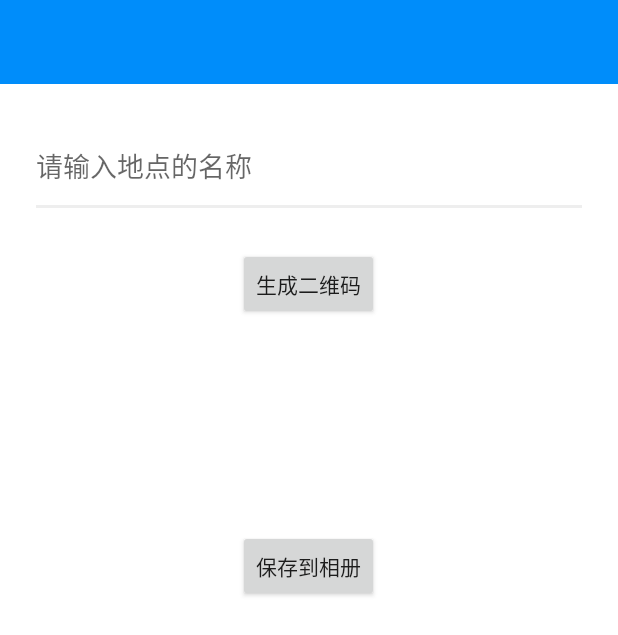
After one commit to youyuge34/MaterialTest, an Android app: the layout activity_create_qrcode.xml on its own in the app's theme, with its tools: preview values and no code run, on a phone screen of 412 x 824 dp. The commit adds this screen. Shown: the top 635 px of the screen. Run offline under Robolectric (Android 15) with nearby library versions, the phone set to English and light mode, and no system bars.

Commit message:
增加了生成二维码功能，并且能保存到相册。测试api23以上的运行时权限成功

```diff
--- a/app/src/main/AndroidManifest.xml
+++ b/app/src/main/AndroidManifest.xml
@@ -12,6 +12,7 @@
     <uses-permission android:name="android.permission.VIBRATE" />
     <uses-permission android:name="android.permission.WAKE_LOCK" />
     <uses-permission android:name="android.permission.READ_EXTERNAL_STORAGE" />
+    <uses-permission android:name="android.permission.WRITE_EXTERNAL_STORAGE" />
 
     <application
         android:name=".App"
@@ -32,7 +33,10 @@
         <activity
             android:name=".view.SpotDetailActivity"
             android:theme="@style/AppTheme.FruitTheme.Transparent" />
-        <activity android:name=".view.CaptureMadeByUsActivity"
+        <activity
+            android:name=".view.CaptureMadeByUsActivity"
+            android:theme="@style/AppTheme.FruitTheme.Transparent" />
+        <activity android:name=".view.CreateQRCodeActivity"
             android:theme="@style/AppTheme.FruitTheme.Transparent"/>
     </application>
 
--- a/app/src/main/java/com/example/yousheng/materialtest_guolin/view/CaptureMadeByUsActivity.java
+++ b/app/src/main/java/com/example/yousheng/materialtest_guolin/view/CaptureMadeByUsActivity.java
@@ -16,6 +16,9 @@ import com.uuzuche.lib_zxing.activity.CodeUtils;
 import butterknife.BindView;
 import butterknife.ButterKnife;
 
+/**
+ * 自行定制扫描二维码的布局界面
+ */
 public class CaptureMadeByUsActivity extends BaseActivity {
     private CaptureFragment captureFragment;
     @BindView(R.id.toolbar)
--- /dev/null
+++ b/app/src/main/res/layout/activity_create_qrcode.xml
@@ -0,0 +1,63 @@
+<?xml version="1.0" encoding="utf-8"?>
+<LinearLayout xmlns:android="http://schemas.android.com/apk/res/android"
+    xmlns:app="http://schemas.android.com/apk/res-auto"
+    xmlns:tools="http://schemas.android.com/tools"
+    android:layout_width="match_parent"
+    android:layout_height="match_parent"
+    android:background="#fff"
+    android:orientation="vertical"
+    tools:context="com.example.yousheng.materialtest_guolin.view.CreateQRCodeActivity">
+
+    <android.support.v7.widget.Toolbar
+        android:id="@+id/toolbar"
+        android:layout_width="match_parent"
+        android:layout_height="?attr/actionBarSize"
+        android:background="?attr/colorPrimary"
+        android:theme="@style/ThemeOverlay.AppCompat.Dark.ActionBar"
+        app:layout_scrollFlags="scroll|enterAlways|snap"
+        app:popupTheme="@style/ThemeOverlay.AppCompat.Light" />
+
+    <android.support.v4.widget.NestedScrollView
+        android:layout_width="match_parent"
+        android:layout_height="wrap_content">
+
+        <LinearLayout
+            android:layout_width="match_parent"
+            android:layout_height="wrap_content"
+            android:orientation="vertical">
+
+            <EditText
+                android:id="@+id/edittext_spot_name"
+                android:layout_width="match_parent"
+                android:layout_height="wrap_content"
+                android:layout_marginLeft="20dp"
+                android:layout_marginRight="20dp"
+                android:layout_marginTop="20dp"
+                android:hint="@string/string_enter_spot_name"
+                android:minLines="2" />
+
+            <Button
+                android:id="@+id/button_create_qrcode"
+                android:layout_width="wrap_content"
+                android:layout_height="wrap_content"
+                android:layout_gravity="center"
+                android:layout_margin="20dp"
+                android:text="生成二维码" />
+
+            <ImageView
+                android:id="@+id/image_qrcode"
+                android:layout_width="wrap_content"
+                android:layout_height="wrap_content"
+                android:layout_gravity="center"
+                android:layout_marginTop="100dp" />
+
+            <Button
+                android:id="@+id/button_qrcode_save_to_gallery"
+                android:layout_width="wrap_content"
+                android:layout_height="wrap_content"
+                android:layout_gravity="center"
+                android:layout_margin="20dp"
+                android:text="保存到相册" />
+        </LinearLayout>
+    </android.support.v4.widget.NestedScrollView>
+</LinearLayout>
--- a/app/src/main/res/values/strings.xml
+++ b/app/src/main/res/values/strings.xml
@@ -4,4 +4,5 @@
     <string name="action_copy_url">复制链接</string>
     <string name="action_open_url">打开链接</string>
     <string name="tip_copy_done">复制成功</string>
+    <string name="string_enter_spot_name">请输入地点的名称</string>
 </resources>
```
Also changed, not shown: app/src/main/java/com/example/yousheng/materialtest_guolin/util/ImageUtil.java (+47 -0 lines), app/src/main/java/com/example/yousheng/materialtest_guolin/view/CreateQRCodeActivity.java (added, +157 -0 lines), app/src/main/java/com/example/yousheng/materialtest_guolin/view/MainActivity.java (+10 -3 lines).
